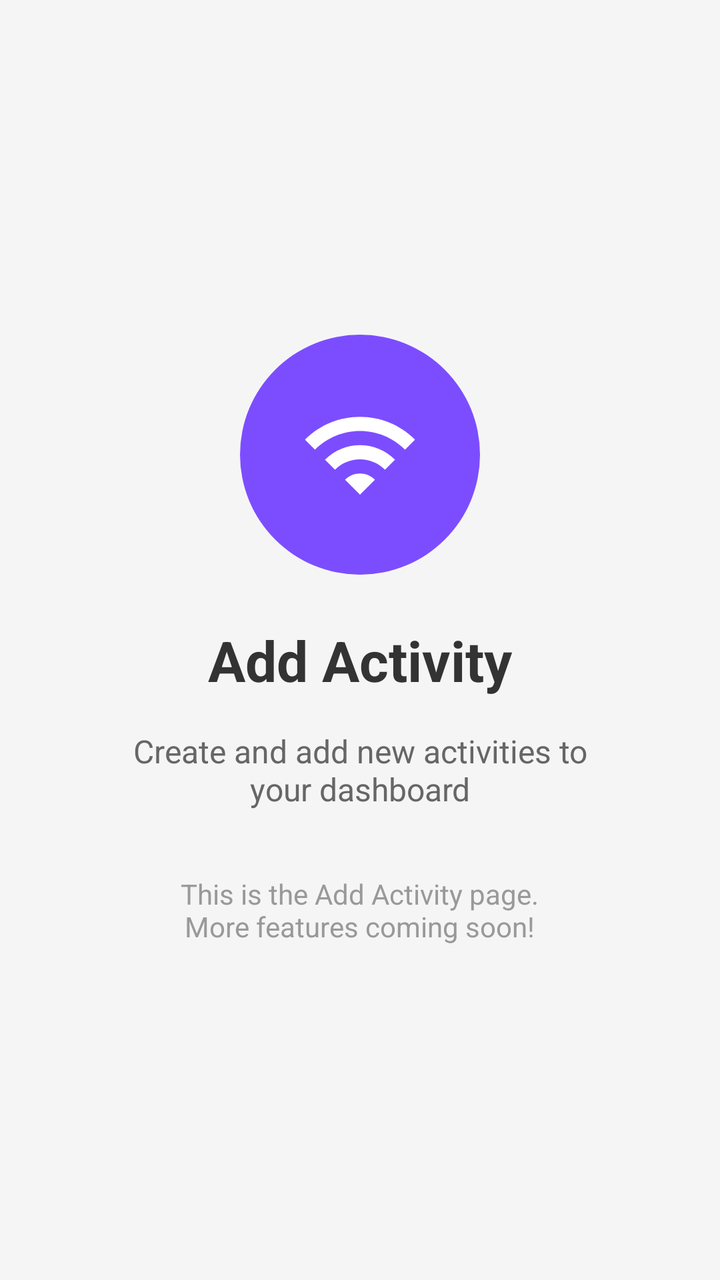
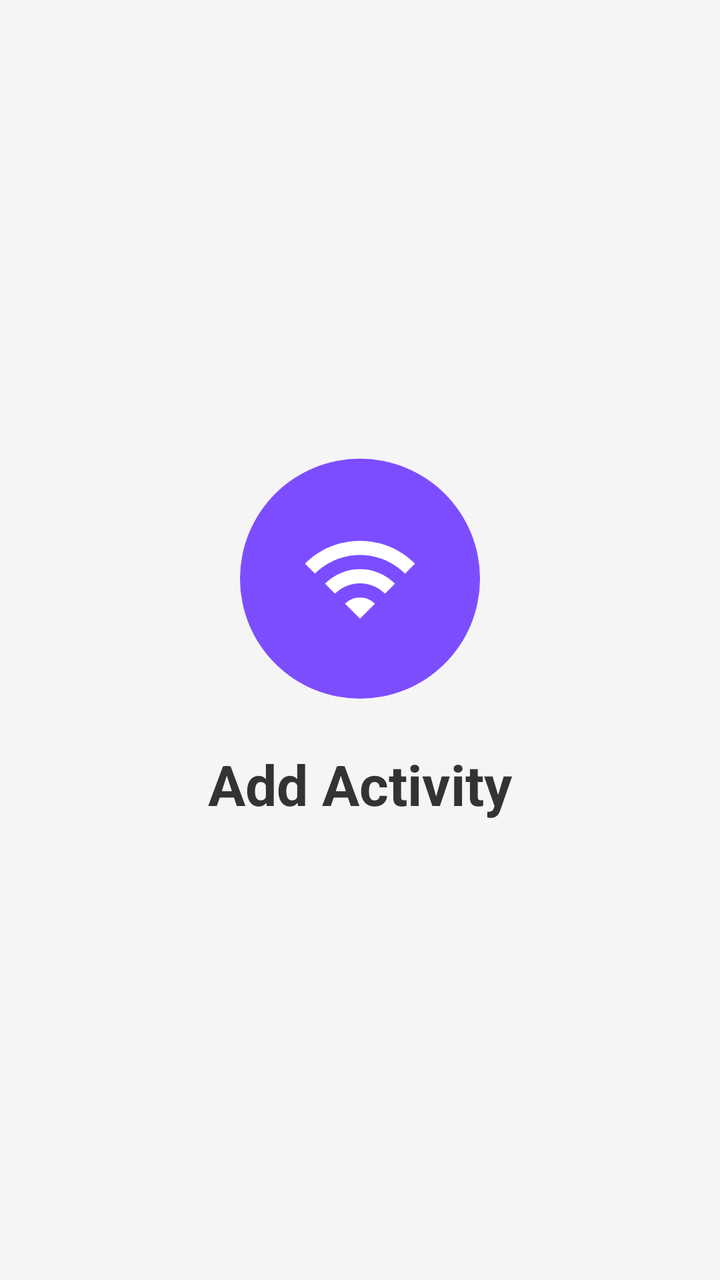

Compare the two renders of this Android layout. The source of the first and the diff that turns it into the second are given below.
<!-- AndroidManifest.xml: application theme Theme.MyApp -->
<!-- res/layout/activity_add.xml -->
<?xml version="1.0" encoding="utf-8"?>
<LinearLayout xmlns:android="http://schemas.android.com/apk/res/android"
    xmlns:tools="http://schemas.android.com/tools"
    android:layout_width="match_parent"
    android:layout_height="match_parent"
    android:orientation="vertical"
    android:background="#F5F5F5"
    android:gravity="center"
    android:padding="24dp"
    tools:context=".AddActivityPage">

    <ImageView
        android:layout_width="120dp"
        android:layout_height="120dp"
        android:src="@drawable/ic_add_activity"
        android:contentDescription="Add Activity Icon"
        android:background="@drawable/circle_background"
        android:backgroundTint="#7C4DFF"
        android:padding="30dp"/>

    <TextView
        android:layout_width="wrap_content"
        android:layout_height="wrap_content"
        android:layout_marginTop="24dp"
        android:text="Add Activity"
        android:textSize="28sp"
        android:textStyle="bold"
        android:textColor="#333333" />

    <TextView
        android:layout_width="wrap_content"
        android:layout_height="wrap_content"
        android:layout_marginTop="16dp"
        android:text="Create and add new activities to your dashboard"
        android:textSize="16sp"
        android:textColor="#666666"
        android:gravity="center"
        android:paddingHorizontal="32dp"/>

    <TextView
        android:layout_width="wrap_content"
        android:layout_height="wrap_content"
        android:layout_marginTop="32dp"
        android:text="This is the Add Activity page.\nMore features coming soon!"
        android:textSize="14sp"
        android:textColor="#999999"
        android:gravity="center"/>

</LinearLayout>
<!-- resources referenced by this layout -->
<resources>
  <!-- drawable circle_background (drawable) -->
  <?xml version="1.0" encoding="utf-8"?>
  <shape xmlns:android="http://schemas.android.com/apk/res/android"
      android:shape="oval">
      <solid android:color="#6200EE"/>
  </shape>
  <!-- drawable ic_add_activity (drawable) -->
  <vector xmlns:android="http://schemas.android.com/apk/res/android"
      android:width="48dp"
      android:height="48dp"
      android:viewportWidth="24"
      android:viewportHeight="24">
      <path
          android:fillColor="#FFFFFF"
          android:pathData="M1,9l2,2c4.97,-4.97 13.03,-4.97 18,0l2,-2C16.93,2.93 7.08,2.93 1,9zM9,17l3,3 3,-3c-1.65,-1.66 -4.34,-1.66 -6,0zM5,13l2,2c2.76,-2.76 7.24,-2.76 10,0l2,-2C15.14,9.14 8.87,9.14 5,13z"/>
  </vector>
  <style name="Theme.MyApp" parent="Base.Theme.MyApp" />
  <style name="Base.Theme.MyApp" parent="Theme.Material3.DayNight.NoActionBar">
          
          
      </style>
</resources>

<!-- the commit's change to res/layout/activity_add.xml (unified diff, before → after) -->
@@ -27,23 +27,4 @@
         android:textStyle="bold"
         android:textColor="#333333" />
 
-    <TextView
-        android:layout_width="wrap_content"
-        android:layout_height="wrap_content"
-        android:layout_marginTop="16dp"
-        android:text="Create and add new activities to your dashboard"
-        android:textSize="16sp"
-        android:textColor="#666666"
-        android:gravity="center"
-        android:paddingHorizontal="32dp"/>
-
-    <TextView
-        android:layout_width="wrap_content"
-        android:layout_height="wrap_content"
-        android:layout_marginTop="32dp"
-        android:text="This is the Add Activity page.\nMore features coming soon!"
-        android:textSize="14sp"
-        android:textColor="#999999"
-        android:gravity="center"/>
-
 </LinearLayout>
<!-- resource entries referenced after the edit -->
@@ -18,8 +18,6 @@
   </vector>
   <style name="Theme.MyApp" parent="Base.Theme.MyApp" />
   <style name="Base.Theme.MyApp" parent="Theme.Material3.DayNight.NoActionBar">
-          
-          
       </style>
 </resources>
 
